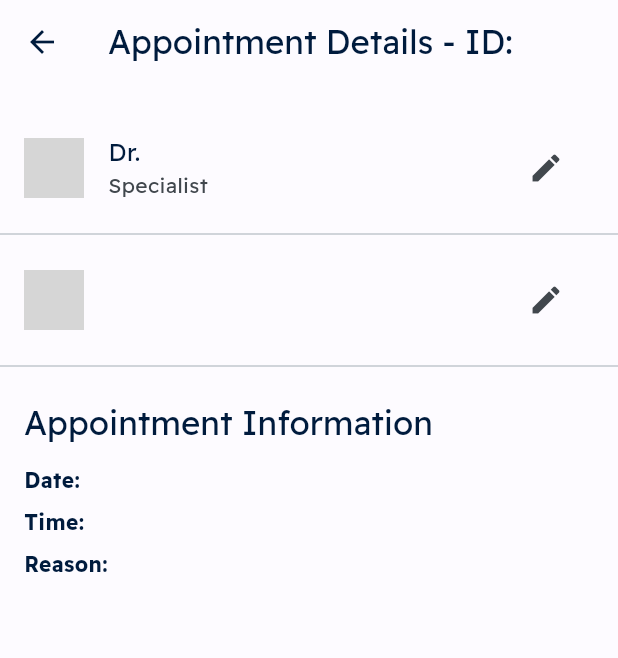
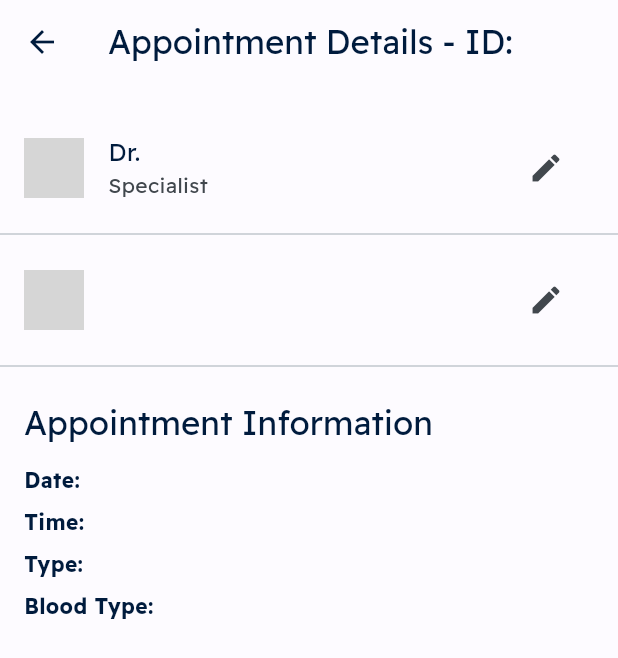
Before and after one commit to AbdulmonemElsherif/ent_clinic, a Flutter app: the AdminAppointmentDetailsPage screen opened directly with empty values, on a phone screen of 412 x 824 dp. Shown: the top 658 px of the screen. Run offline on Flutter 3.47's test engine with Material 3 defaults, Android fonts, the phone set to English and light mode, and no system bars; our stand-ins replace adaptive_theme, cloud_firestore, datetime_picker_formfield, expansion_tile_card, firebase_auth, firebase_core and 4 more; missing offline and left inert: d_chart; accounts and stored records are empty; network calls fail; grey boxes are pictures that could not be loaded.

Commit message:
Revert "Merge branch 'main' of https://github.com/AbdulmonemElsherif/ent_clinic"
This reverts commit 3db702a32f79283650174d11d5c74cb8fb75143b, reversing
changes made to c620f307e312682affd28dd52cc86baf73c9b08e.

```diff
--- a/lib/Pages/admin/admin_appointment_details_page.dart
+++ b/lib/Pages/admin/admin_appointment_details_page.dart
@@ -15,35 +15,37 @@ class AdminAppointmentDetailsPage extends StatelessWidget {
       body: SingleChildScrollView(
         child: Column(
           children: [
-            const SizedBox(height: 20),
+            SizedBox(height: 20),
             ListTile(
-              leading: const CircleAvatar(
-                backgroundImage: NetworkImage("appointment['doctorimage']"),
+              leading: CircleAvatar(
+                backgroundImage: NetworkImage(appointment['doctorimage']),
               ),
-              title: Text('Dr. ${appointment['doctor']}'),
-              subtitle: const Text('Specialist'),
+              title: Text(
+                  'Dr. ${appointment['doctorfname']} ${appointment['doctorlname']}'),
+              subtitle: Text('Specialist'),
               trailing: IconButton(
-                icon: const Icon(Icons.edit),
+                icon: Icon(Icons.edit),
                 onPressed: () {
                   // Logic to edit doctor details
                 },
               ),
             ),
-            const Divider(),
+            Divider(),
             ListTile(
               leading: CircleAvatar(
-                backgroundImage: NetworkImage("appointment['userimage']"),
+                backgroundImage: NetworkImage(appointment['userimage']),
               ),
-              title: Text('${appointment['patient']}'),
-              subtitle: Text(appointment['complaint']),
+              title: Text(
+                  '${appointment['userfname']} ${appointment['userlname']}'),
+              subtitle: Text(appointment['userdicescess']),
               trailing: IconButton(
-                icon: const Icon(Icons.edit),
+                icon: Icon(Icons.edit),
                 onPressed: () {
                   // Logic to edit patient details
                 },
               ),
             ),
-            const Divider(),
+            Divider(),
             Padding(
               padding: const EdgeInsets.all(16.0),
               child: Column(
@@ -53,10 +55,11 @@ class AdminAppointmentDetailsPage extends StatelessWidget {
                     'Appointment Information',
                     style: Theme.of(context).textTheme.headline6,
                   ),
-                  const SizedBox(height: 10),
+                  SizedBox(height: 10),
                   InformationRow('Date:', appointment['date']),
                   InformationRow('Time:', appointment['time']),
-                  InformationRow('Reason:', appointment['reason']),
+                  InformationRow('Type:', appointment['type']),
+                  InformationRow('Blood Type:', appointment['userbloodtype']),
                 ],
               ),
             ),
@@ -81,9 +84,9 @@ class InformationRow extends StatelessWidget {
         children: [
           Text(
             label,
-            style: const TextStyle(fontWeight: FontWeight.bold),
+            style: TextStyle(fontWeight: FontWeight.bold),
           ),
-          const SizedBox(width: 8),
+          SizedBox(width: 8),
           Text(value),
         ],
       ),
--- a/lib/Pages/admin/widgets/list_of_appointments.dart
+++ b/lib/Pages/admin/widgets/list_of_appointments.dart
@@ -4,7 +4,6 @@ import 'package:expansion_tile_card/expansion_tile_card.dart';
 import 'package:flutter/material.dart';
 
 import 'admin_appointment_card.dart';
-
 
 class ListOfAppointments extends StatefulWidget {
   final List<Map<String, dynamic>> appointments;
```
Also changed, not shown: lib/Pages/admin/admin_home_page.dart (+3 -7 lines), lib/Pages/admin/widgets/admin_appointment_card.dart (+4 -4 lines), lib/Pages/settings/settings_page.dart (+1 -8 lines).
